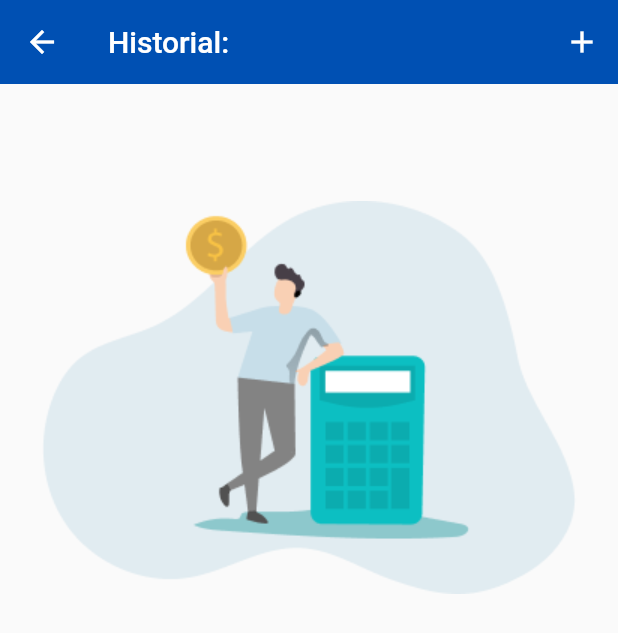
After one commit to JosephLugoGPDS/yummysuchi, a Flutter app: the HistoryListView screen opened by its route, on a phone screen of 412 x 824 dp. The commit adds this screen. Shown: the top 633 px of the screen. Run offline on Flutter 3.47's test engine with Material 2 defaults, Android fonts, the phone set to English and light mode, and no system bars; our stand-ins replace cloud_firestore, device_info_plus, firebase_core, flutter_bloc, flutter_speed_dial, flutter_svg and 3 more; accounts and stored records are empty; generated files the repository leaves out were written again.

Commit message:
feat: get history

```diff
--- a/lib/app/app.dart
+++ b/lib/app/app.dart
@@ -2,6 +2,7 @@ import 'package:inventario_yummy_sushi/app/constants/app_theme.dart';
 import 'package:inventario_yummy_sushi/app/l10n/l10n.dart';
 import 'package:inventario_yummy_sushi/app/routes/app_router.dart';
 import 'package:inventario_yummy_sushi/app/utils/screen_util.dart';
+import 'package:inventario_yummy_sushi/blocs/history/get_histories_bloc.dart';
 import 'package:inventario_yummy_sushi/blocs/inventories/create/create_inventory_bloc.dart';
 import 'package:inventario_yummy_sushi/blocs/inventories/get_current_inventory.dart';
 import 'package:inventario_yummy_sushi/blocs/inventories/get_inventories_bloc.dart';
@@ -47,6 +48,8 @@ class App extends StatelessWidget {
             create: (_) => di.sl<CreateProductBloc>()),
         BlocProvider<GetCurrentInventory>(
             create: (_) => di.sl<GetCurrentInventory>()),
+        BlocProvider<GetHistoriesBloc>(
+            create: (_) => di.sl<GetHistoriesBloc>()),
       ],
       child: MaterialApp(
         navigatorKey: navigatorKey,
--- a/lib/app/routes/app_router.dart
+++ b/lib/app/routes/app_router.dart
@@ -1,5 +1,6 @@
 import 'package:inventario_yummy_sushi/views/create_inventory_view.dart';
 import 'package:inventario_yummy_sushi/views/create_product_view.dart';
+import 'package:inventario_yummy_sushi/views/history_list_view.dart';
 import 'package:inventario_yummy_sushi/views/home_view.dart';
 import 'package:inventario_yummy_sushi/views/products_view.dart';
 import 'package:inventario_yummy_sushi/views/splash_view.dart';
@@ -11,6 +12,7 @@ class AppRoutes {
   static const String createInventoryScreen = '/inventory/create';
   static const String productsScreen = '/inventory/products';
   static const String createProductsScreen = '/inventory/products/create';
+  static const String historyListScreen = '/inventory/history/list';
 
   static Map<String, WidgetBuilder> get routes {
     return {
@@ -20,6 +22,7 @@ class AppRoutes {
       createInventoryScreen: (BuildContext context) =>
           const CreateInventoryView(),
       createProductsScreen: (BuildContext context) => const CreateProductView(),
+      historyListScreen: (BuildContext context) => const HistoryListView(),
     };
   }
 }
--- /dev/null
+++ b/lib/blocs/history/get_histories_event.dart
@@ -0,0 +1,10 @@
+part of 'get_histories_bloc.dart';
+
+abstract class GetHistoriesEvent {}
+
+class FetchHistoriesEvent extends GetHistoriesEvent {
+  final String uuid;
+  final String inventory;
+
+  FetchHistoriesEvent({required this.uuid, required this.inventory});
+}
--- /dev/null
+++ b/lib/blocs/history/get_histories_state.dart
@@ -0,0 +1,19 @@
+part of 'get_histories_bloc.dart';
+
+abstract class GetHistoriesState {}
+
+class GetHistoriesInitial extends GetHistoriesState {}
+
+class GetHistoriesLoading extends GetHistoriesState {}
+
+class GetHistoriesLoaded extends GetHistoriesState {
+  final List<History> histories;
+
+  GetHistoriesLoaded({required this.histories});
+}
+
+class GetHistoriesError extends GetHistoriesState {
+  final String errorMessage;
+
+  GetHistoriesError({required this.errorMessage});
+}
--- a/lib/injector_container.dart
+++ b/lib/injector_container.dart
@@ -1,3 +1,4 @@
+import 'package:inventario_yummy_sushi/blocs/history/get_histories_bloc.dart';
 import 'package:inventario_yummy_sushi/blocs/inventories/create/create_inventory_bloc.dart';
 import 'package:inventario_yummy_sushi/blocs/inventories/get_current_inventory.dart';
 import 'package:inventario_yummy_sushi/blocs/inventories/get_inventories_bloc.dart';
@@ -29,4 +30,5 @@ Future<void> init() async {
       () => ProvidersProductControllerCubit());
   sl.registerLazySingleton<CreateProductBloc>(() => CreateProductBloc());
   sl.registerLazySingleton<GetCurrentInventory>(() => GetCurrentInventory());
+  sl.registerLazySingleton<GetHistoriesBloc>(() => GetHistoriesBloc());
 }
--- /dev/null
+++ b/lib/model/history.dart
@@ -0,0 +1,28 @@
+import 'package:json_annotation/json_annotation.dart';
+
+part 'history.g.dart';
+
+@JsonSerializable()
+class History {
+  final String name;
+  final int after;
+  final int before;
+  final String date;
+  final bool isUp;
+
+  History({
+    required this.name,
+    required this.after,
+    required this.before,
+    required this.date,
+    required this.isUp,
+  });
+
+  factory History.fromJson(Map<String, dynamic> json) =>
+      _$HistoryFromJson(json);
+  Map<String, dynamic> toJson() => _$HistoryToJson(this);
+
+  static List<History> getHistoriesFromJson(List<dynamic> list) {
+    return List<History>.from(list.map((x) => History.fromJson(x)));
+  }
+}
--- /dev/null
+++ b/lib/views/history_list_view.dart
@@ -0,0 +1,210 @@
+import 'package:flutter/material.dart';
+import 'package:flutter_bloc/flutter_bloc.dart';
+import 'package:inventario_yummy_sushi/app/constants/app_theme.dart';
+import 'package:inventario_yummy_sushi/app/extensions/size_extension.dart';
+import 'package:inventario_yummy_sushi/app/routes/app_router.dart';
+import 'package:inventario_yummy_sushi/blocs/history/get_histories_bloc.dart';
+import 'package:inventario_yummy_sushi/blocs/inventories/get_current_inventory.dart';
+import 'package:inventario_yummy_sushi/gen/assets.gen.dart';
+import 'package:inventario_yummy_sushi/model/history.dart';
+
+class HistoryListView extends StatelessWidget {
+  const HistoryListView({Key? key}) : super(key: key);
+  @override
+  Widget build(BuildContext context) {
+    debugPrint('build HomeScreen');
+    return Scaffold(
+      body: CustomScrollView(
+        physics: const BouncingScrollPhysics(),
+        slivers: [
+          SliverAppBar(
+            foregroundColor: Colors.white,
+            title: Text(
+                'Historial: ${context.read<GetCurrentInventory>().state}',
+                style: const TextStyle(color: Colors.white)),
+            floating: true,
+            backgroundColor: AppTheme.accentColor,
+            elevation: 0,
+            actions: [
+              IconButton(
+                onPressed: () {
+                  Navigator.of(context)
+                      .pushNamed(AppRoutes.createProductsScreen);
+                },
+                icon: const Icon(Icons.add, color: Colors.white),
+              ),
+            ],
+          ),
+          SliverToBoxAdapter(
+            child: SizedBox(
+              height: 20.h,
+            ),
+          ),
+          BlocBuilder<GetHistoriesBloc, GetHistoriesState>(
+            builder: (context, stateGetHistoriesState) {
+              debugPrint('stateGetHistoriesState: $stateGetHistoriesState');
+              if (stateGetHistoriesState is GetHistoriesError) {
+                return SliverToBoxAdapter(
+                  child: Center(
+                    child: Column(
+                      mainAxisAlignment: MainAxisAlignment.center,
+                      children: [
+                        Padding(
+                          padding: EdgeInsets.only(top: 60.h),
+                          child: Assets.splashPng.image(),
+                        ),
+                        Text(
+                          'Error al cargar el historial',
+                          style: TextStyle(
+                              color: AppTheme.grayTextColor,
+                              fontSize: 20.sp,
+                              fontWeight: FontWeight.bold),
+                        ),
+                      ],
+                    ),
+                  ),
+                );
+              }
+              if (stateGetHistoriesState is GetHistoriesLoading) {
+                return SliverToBoxAdapter(
+                  child: Center(
+                    child: Column(
+                      mainAxisAlignment: MainAxisAlignment.center,
+                      children: [
+                        Padding(
+                          padding: EdgeInsets.only(top: 60.h),
+                          child: Assets.splashPng.image(),
+                        ),
+                        const CircularProgressIndicator(),
+                      ],
+                    ),
+                  ),
+                );
+              }
+              if (stateGetHistoriesState is GetHistoriesLoaded) {
+                if (stateGetHistoriesState.histories.isEmpty) {
+                  return SliverToBoxAdapter(
+                    child: Center(
+                      child: Column(
+                        mainAxisAlignment: MainAxisAlignment.center,
+                        children: [
+                          Padding(
+                            padding: EdgeInsets.only(top: 60.h),
+                            child: Assets.splashPng.image(),
+                          ),
+                          Text(
+                            'No hay historial',
+                            style: TextStyle(
+                                color: AppTheme.grayTextColor,
+                                fontSize: 20.sp,
+                                fontWeight: FontWeight.bold),
+                          ),
+                        ],
+                      ),
+                    ),
+                  );
+                }
+                final List<History> histories =
+                    stateGetHistoriesState.histories;
+
+                return SliverList(
+                  delegate: SliverChildBuilderDelegate(
+                    (BuildContext context, int index) {
+                      final History history = histories[index];
+                      return Card(
+                        margin: EdgeInsets.symmetric(
+                            horizontal: 10.w, vertical: 5.h),
+                        child: ListTile(
+                          title: Row(
+                            mainAxisAlignment: MainAxisAlignment.start,
+                            children: [
+                              Column(
+                                crossAxisAlignment: CrossAxisAlignment.start,
+                                children: [
+                                  history.isUp
+                                      ? const Icon(Icons.arrow_upward_outlined,
+                                          color: AppTheme.greenColor)
+                                      : const Icon(
+                                          Icons.arrow_downward_outlined,
+                                          color: AppTheme.redColor,
+                                        ),
+                                ],
+                              ),
+                              SizedBox(width: 15.w),
+                              Expanded(
+                                child: Column(
+                                  crossAxisAlignment: CrossAxisAlignment.start,
+                                  children: [
+                                    Text(
+                                      history.name,
+                                      maxLines: 2,
+                                      textAlign: TextAlign.start,
+                                      style: TextStyle(
+                                          color: Colors.black,
+                                          fontSize: 14.sp,
+                                          fontWeight: FontWeight.bold),
+                                    ),
+                                    Text(
+                                      history.date,
+                                      maxLines: 1,
+                                      textAlign: TextAlign.start,
+                                      style: TextStyle(
+                                          color: AppTheme.grayTextColor,
+                                          fontSize: 10.sp),
+                                    ),
+                                  ],
+                                ),
+                              ),
+                              const Spacer(),
+                              Column(
+                                children: [
+                                  const Text(
+                                    'Anterior',
+                                    style: TextStyle(
+                                        color: AppTheme.grayTextColor),
+                                  ),
+                                  Text(
+                                    '${history.before}',
+                                    style: const TextStyle(
+                                      color: AppTheme.grayTextColor,
+                                    ),
+                                  ),
+                                  const Text(
+                                    'Nuevo',
+                                    style: TextStyle(
+                                      color: AppTheme.grayTextColor,
+                                    ),
+                                  ),
+                                  Text(
+                                    '${history.after}',
+                                    style: TextStyle(
+                                        color: history.isUp
+                                            ? AppTheme.greenColor
+                                            : AppTheme.redColor,
+                                        fontWeight: FontWeight.bold),
+                                  ),
+                                ],
+                              ),
+                            ],
+                          ),
+                        ),
+                      );
+                    },
+                    childCount: histories.length,
+                  ),
+                );
+              } else {
+                return SliverToBoxAdapter(
+                  child: Padding(
+                    padding: EdgeInsets.only(top: 60.h),
+                    child: Assets.splashPng.image(),
+                  ),
+                );
+              }
+            },
+          ),
+        ],
+      ),
+    );
+  }
+}
```
Also changed, not shown: lib/blocs/history/get_histories_bloc.dart (added, +59 -0 lines), lib/views/home_view.dart (+13 -3 lines), lib/model/history.g.dart (added).
